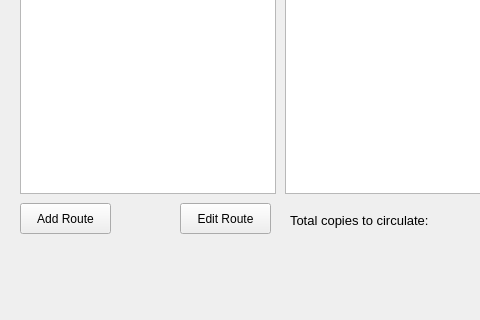
Old version of the form LAWRENTIAN/LuD/circulationwidget.ui in the repository pyridine/LAWRENTIAN; both pictures show x 0 to 480 and y 117 to 437 of the 676 by 437 pixel window.
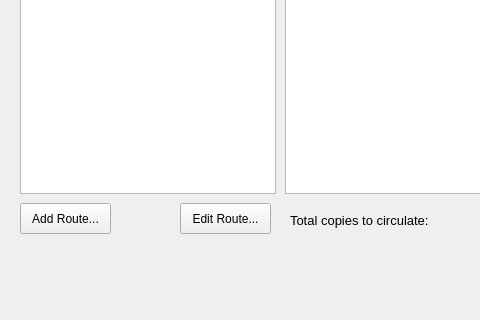
New version of the form.

Commit message: System Notification permissions, UI changes.

```diff
--- a/LAWRENTIAN/LuD/circulationwidget.ui
+++ b/LAWRENTIAN/LuD/circulationwidget.ui
@@ -69,7 +69,7 @@
     </rect>
    </property>
    <property name="text">
-    <string>Edit Route</string>
+    <string>Edit Route...</string>
    </property>
   </widget>
   <widget class="QPushButton" name="addRouteButton">
@@ -82,7 +82,7 @@
     </rect>
    </property>
    <property name="text">
-    <string>Add Route</string>
+    <string>Add Route...</string>
    </property>
   </widget>
   <widget class="QLabel" name="total">
```
The commit also changes 7 other files.
